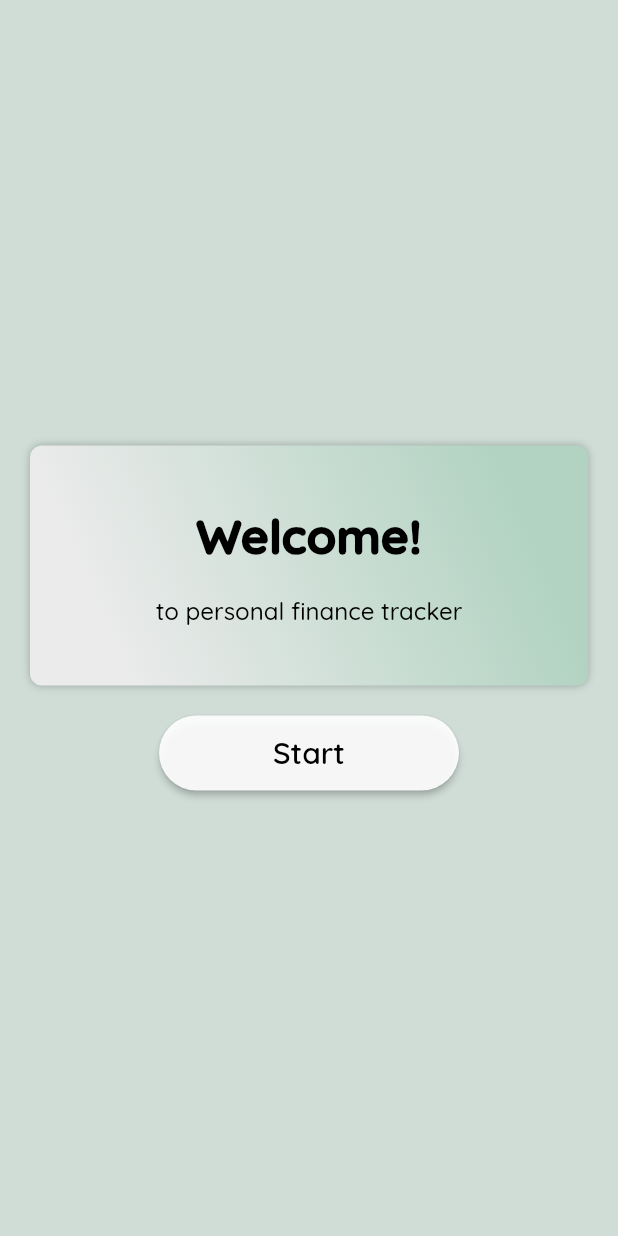
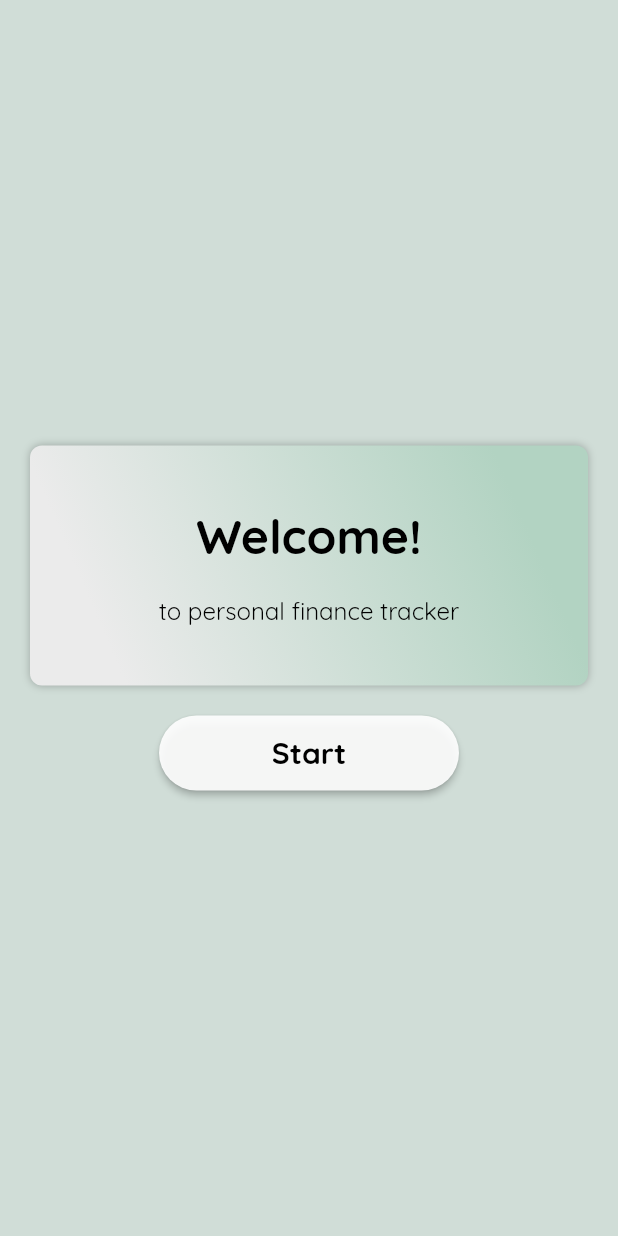
Before and after one commit to JongwonLee123/Easy_Tracker, a Flutter app: the screen it shows after launch, on a phone screen of 412 x 824 dp. Run offline on Flutter 3.47's test engine with Material 2 defaults, Android fonts, the phone set to English and light mode, and no system bars; our stand-ins replace flutter_svg.

Commit message:
appid-change

```diff
--- a/lib/screens/home.dart
+++ b/lib/screens/home.dart
@@ -4,9 +4,6 @@ import 'package:easy_tracker/widgets/entry_card.dart';
 import 'package:easy_tracker/utils/themes.dart';
 import 'package:flutter/material.dart';
 import 'package:easy_tracker/widgets/net_card.dart';
-import 'package:easy_tracker/screens/sub_pages/income_page.dart';
-import 'package:easy_tracker/screens/sub_pages/expense_page.dart';
-import 'package:easy_tracker/screens/sub_pages/add_page.dart';
 
 class HomePage extends StatefulWidget {
 
--- a/lib/screens/main_page.dart
+++ b/lib/screens/main_page.dart
@@ -1,6 +1,5 @@
 import 'package:easy_tracker/screens/home.dart';
 import 'package:easy_tracker/screens/profile.dart';
-import 'package:easy_tracker/utils/entry_manager.dart';
 import 'package:easy_tracker/utils/themes.dart';
 import 'package:flutter/material.dart';
 
--- a/lib/utils/entry_manager.dart
+++ b/lib/utils/entry_manager.dart
@@ -1,7 +1,6 @@
 import 'package:path_provider/path_provider.dart';
 import 'dart:io';
 import 'entry_data.dart';
-import 'package:flutter/services.dart' show rootBundle;
 import 'dart:convert';
 
 Future<String> get _localPath async {
--- a/lib/utils/themes.dart
+++ b/lib/utils/themes.dart
@@ -41,7 +41,7 @@ final btnRedTheme = ElevatedButton.styleFrom(
   )
 );
 final txtBtnTheme = TextButton.styleFrom(
-  padding: const EdgeInsets.symmetric(vertical: 0, horizontal: 10),
+  padding: const EdgeInsets.symmetric(vertical: 0, horizontal: 4),
 );
 
 const generalShadow = BoxShadow(
@@ -61,19 +61,19 @@ const bodyLarge = TextStyle(
   color: Colors.black,
   fontSize: 32,
   fontFamily: 'Quicksand',
-  fontWeight: FontWeight.w900,
+  fontWeight: FontWeight.bold,
 );
 const bodyMedium = TextStyle(
   color: Colors.black,
   fontSize: 20,
   fontFamily: 'Quicksand',
-  fontWeight: FontWeight.w600,
+  fontWeight: FontWeight.bold,
 );
 const bodySmall = TextStyle(
   color: Colors.black,
   fontSize: 16,
   fontFamily: 'Quicksand',
-  fontWeight: FontWeight.w500,
+  fontWeight: FontWeight.normal,
 );
 const bodySmallRed = TextStyle(
   color: Color(0xFFDD3030),
```
Also changed, not shown: lib/screens/profile.dart (+0 -68 lines), lib/screens/sub_pages/expense_page.dart (+5 -2 lines), lib/screens/sub_pages/income_page.dart (+5 -2 lines), lib/screens/sub_pages/add_page.dart (indentation only), 4 other files.
